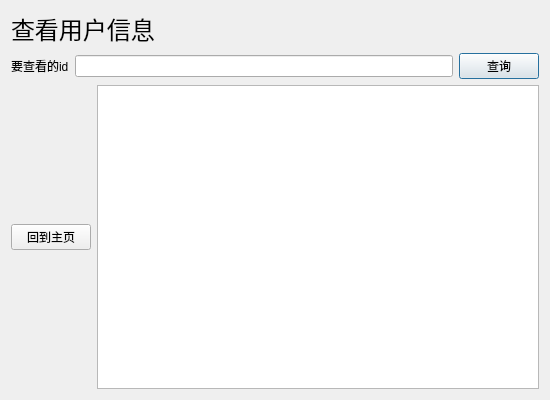
Before: the Qt Designer form UI/admincheckuser.ui in New-bottle/train-ticket-system, drawn with Qt 5.
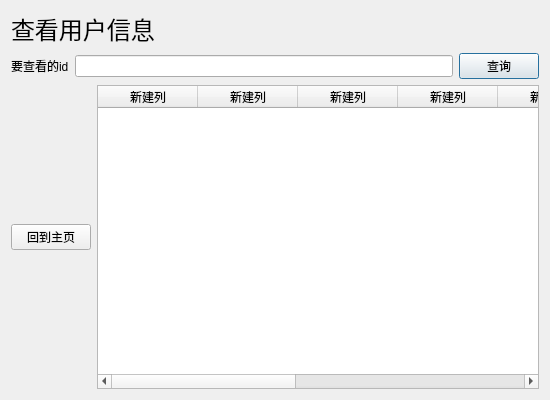
After: the same form once the commit is applied.

What changed in the file:
```diff
--- a/UI/admincheckuser.ui
+++ b/UI/admincheckuser.ui
@@ -58,7 +58,53 @@
       </widget>
      </item>
      <item>
-      <widget class="QTableWidget" name="tableWidget"/>
+      <widget class="QTableWidget" name="tableWidget">
+       <column>
+        <property name="text">
+         <string>新建列</string>
+        </property>
+       </column>
+       <column>
+        <property name="text">
+         <string>新建列</string>
+        </property>
+       </column>
+       <column>
+        <property name="text">
+         <string>新建列</string>
+        </property>
+       </column>
+       <column>
+        <property name="text">
+         <string>新建列</string>
+        </property>
+       </column>
+       <column>
+        <property name="text">
+         <string>新建列</string>
+        </property>
+       </column>
+       <column>
+        <property name="text">
+         <string>新建列</string>
+        </property>
+       </column>
+       <column>
+        <property name="text">
+         <string>新建列</string>
+        </property>
+       </column>
+       <column>
+        <property name="text">
+         <string>新建列</string>
+        </property>
+       </column>
+       <column>
+        <property name="text">
+         <string>新建列</string>
+        </property>
+       </column>
+      </widget>
      </item>
     </layout>
    </item>
```
